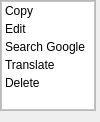
The window that Uis/ListContextUi.ui (nabil-bot/kontho-2023) describes before a commit, drawn with Qt 5.
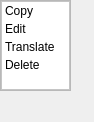
The same window after the commit.

```diff
--- a/Uis/ListContextUi.ui
+++ b/Uis/ListContextUi.ui
@@ -6,7 +6,7 @@
    <rect>
     <x>0</x>
     <y>0</y>
-    <width>100</width>
+    <width>94</width>
     <height>122</height>
    </rect>
   </property>
@@ -18,8 +18,8 @@
     <rect>
      <x>0</x>
      <y>0</y>
-     <width>96</width>
-     <height>111</height>
+     <width>71</width>
+     <height>91</height>
     </rect>
    </property>
    <property name="frameShape">
@@ -71,11 +71,6 @@
         <string>Edit</string>
        </property>
       </item>
-      <item>
-       <property name="text">
-        <string>Search Google</string>
-       </property>
-      </item>
       <item>
        <property name="text">
         <string>Translate</string>
```
